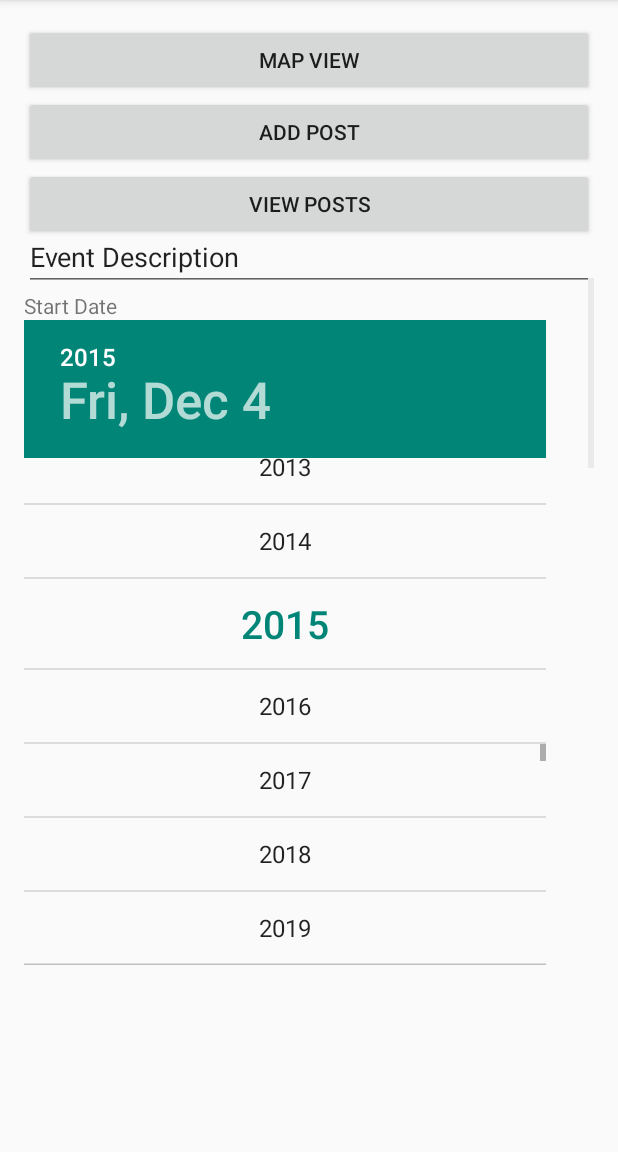
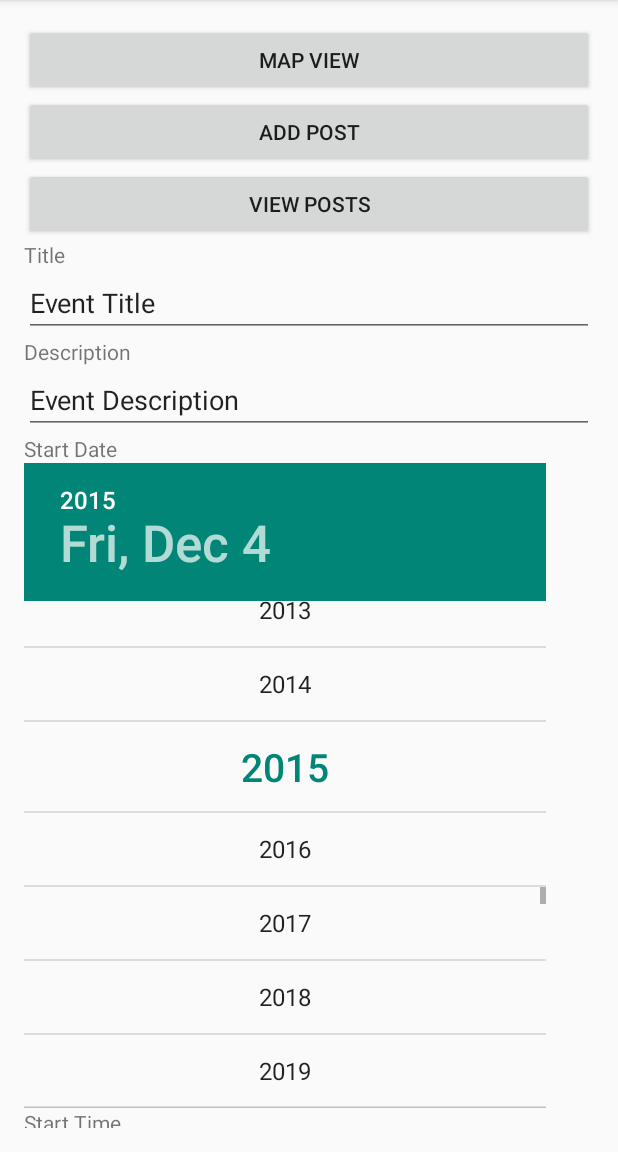
Before and after one commit to chumeda/GeoTinListView3, an Android app: the screen it shows after launch (MainActivity), after a tap on "2015", on a phone screen of 412 x 824 dp, the part 84-1236 px from its top. Run offline under Robolectric (Android 15) with nearby library versions, the phone set to English and light mode, and no system bars; 3 other taps on this screen came first.

Commit message:
Scroll view to full screen

```diff
--- a/app/src/main/java/chumeda/geotinlistview3/MapView.java
+++ b/app/src/main/java/chumeda/geotinlistview3/MapView.java
@@ -144,7 +144,6 @@ public class MapView extends FragmentActivity {
 
         latLng = new LatLng(latitude,longitude);
 
-
         mMap.moveCamera(CameraUpdateFactory.newLatLng(latLng));
 
     }
--- a/app/src/main/java/chumeda/geotinlistview3/ViewPost.java
+++ b/app/src/main/java/chumeda/geotinlistview3/ViewPost.java
@@ -20,8 +20,8 @@ import org.json.JSONObject;
 
 import java.util.HashMap;
 
-/**
- * Created by chu on 11/29/15.
+/*
+ * Created by chu and ella on 11/29/15.
  */
 public class ViewPost extends AppCompatActivity implements View.OnClickListener {
 
--- a/app/src/main/res/layout/activity_main.xml
+++ b/app/src/main/res/layout/activity_main.xml
@@ -31,7 +31,7 @@
     <ScrollView
         android:id="@+id/scrollView"
         android:layout_width="match_parent"
-        android:layout_height="483dp">
+        android:layout_height="fill_parent">
 
         <LinearLayout
             android:layout_width="fill_parent"
```
